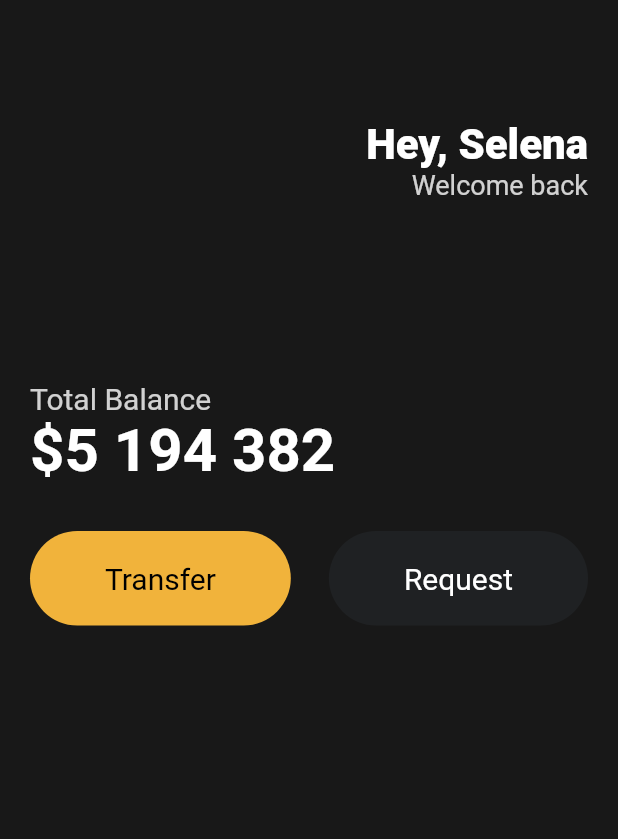
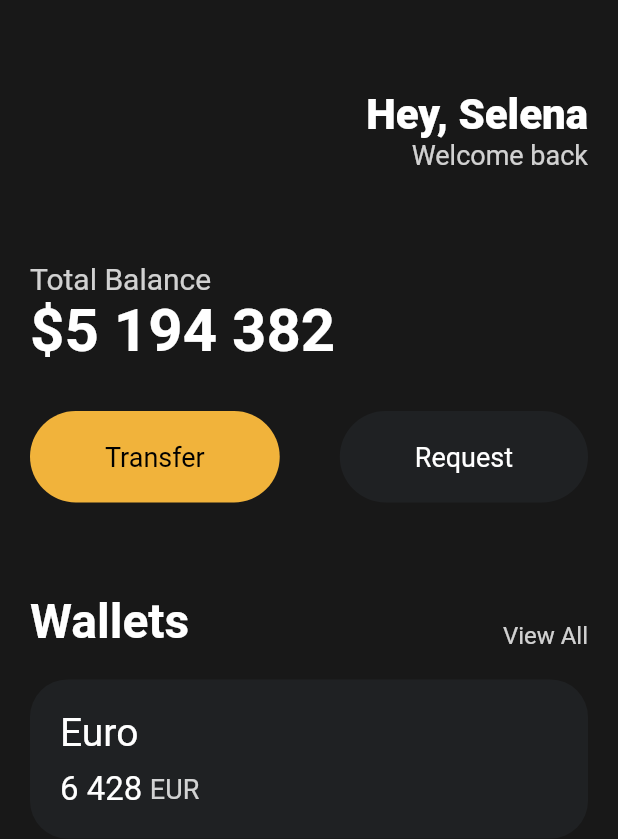
Before and after one commit to minho0315/toonflix, a Flutter app: the screen it shows after launch, on a phone screen of 412 x 824 dp. Shown: the top 839 px of the screen. Run offline on Flutter 3.47's test engine with Material 2 defaults, Android fonts, the phone set to English and light mode, and no system bars.

Commit message:
card 추가

```diff
--- a/lib/main.dart
+++ b/lib/main.dart
@@ -19,7 +19,7 @@ class App extends StatelessWidget {
             crossAxisAlignment: CrossAxisAlignment.start,
             children: [
               const SizedBox(
-                height: 80,
+                height: 60,
               ),
               Row(
                 mainAxisAlignment: MainAxisAlignment.end,
@@ -47,7 +47,7 @@ class App extends StatelessWidget {
                 ],
               ),
               const SizedBox(
-                height: 120,
+                height: 60,
               ),
               Text(
                 'Total Balance',
@@ -81,6 +81,82 @@ class App extends StatelessWidget {
                     textColor: Colors.white,
                   ),
                 ],
+              ),
+              const SizedBox(
+                height: 60,
+              ),
+              Row(
+                crossAxisAlignment: CrossAxisAlignment.end,
+                mainAxisAlignment: MainAxisAlignment.spaceBetween,
+                children: [
+                  const Text(
+                    'Wallets',
+                    style: TextStyle(
+                      color: Colors.white,
+                      fontSize: 32,
+                      fontWeight: FontWeight.w600,
+                    ),
+                  ),
+                  Text(
+                    'View All',
+                    style: TextStyle(
+                      color: Colors.white.withOpacity(0.8),
+                      fontSize: 16,
+                    ),
+                  ),
+                ],
+              ),
+              const SizedBox(
+                height: 20,
+              ),
+              Container(
+                decoration: BoxDecoration(
+                  color: const Color(0xFF1F2123),
+                  borderRadius: BorderRadius.circular(25),
+                ),
+                child: Padding(
+                  padding: const EdgeInsets.all(20),
+                  child: Row(
+                    children: [
+                      Column(
+                        crossAxisAlignment: CrossAxisAlignment.start,
+                        children: [
+                          const Text(
+                            'Euro',
+                            style: TextStyle(
+                                color: Colors.white,
+                                fontSize: 26,
+                                fontWeight: FontWeight.w400),
+                          ),
+                          const SizedBox(
+                            height: 10,
+                          ),
+                          Row(
+                            children: [
+                              const Text(
+                                '6 428',
+                                style: TextStyle(
+                                    color: Colors.white,
+                                    fontSize: 22,
+                                    fontWeight: FontWeight.w400),
+                              ),
+                              const SizedBox(
+                                width: 5,
+                              ),
+                              Text(
+                                'EUR',
+                                style: TextStyle(
+                                    color: Colors.white.withOpacity(0.8),
+                                    fontSize: 18,
+                                    fontWeight: FontWeight.w400),
+                              ),
+                            ],
+                          ),
+                        ],
+                      ),
+                    ],
+                  ),
+                ),
               )
             ],
           ),
--- a/lib/widgets/button.dart
+++ b/lib/widgets/button.dart
@@ -28,7 +28,7 @@ class Button extends StatelessWidget {
           text,
           style: TextStyle(
             color: textColor,
-            fontSize: 20,
+            fontSize: 18,
           ),
         ),
       ),
```
Also changed, not shown: 1 other file.
